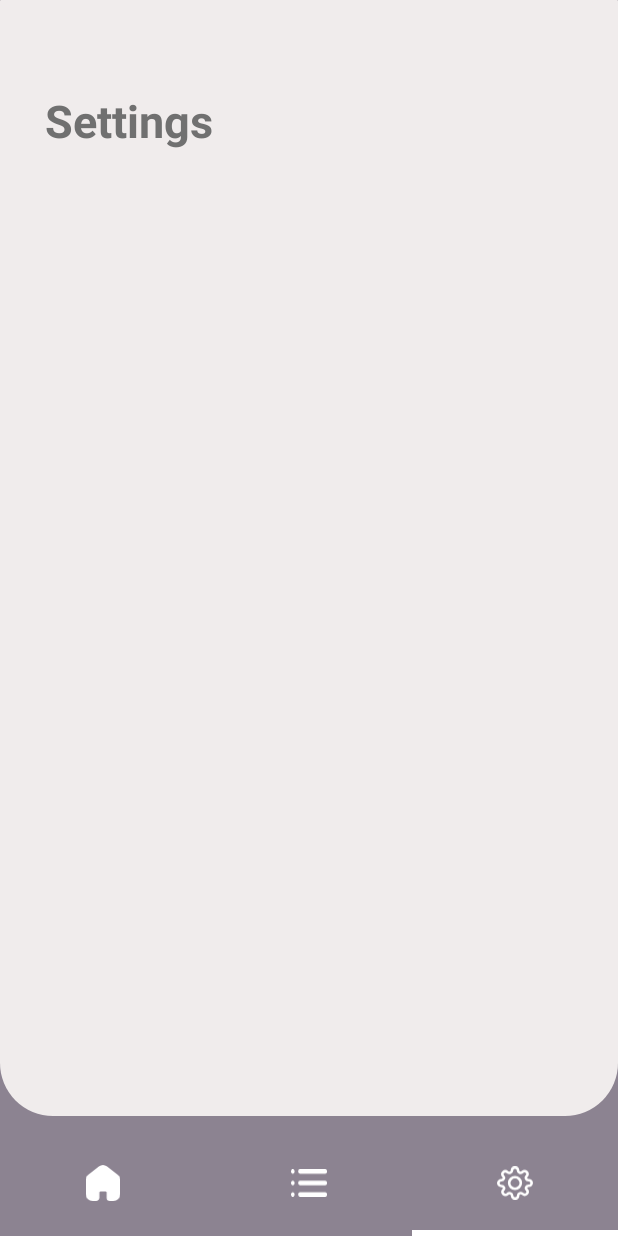
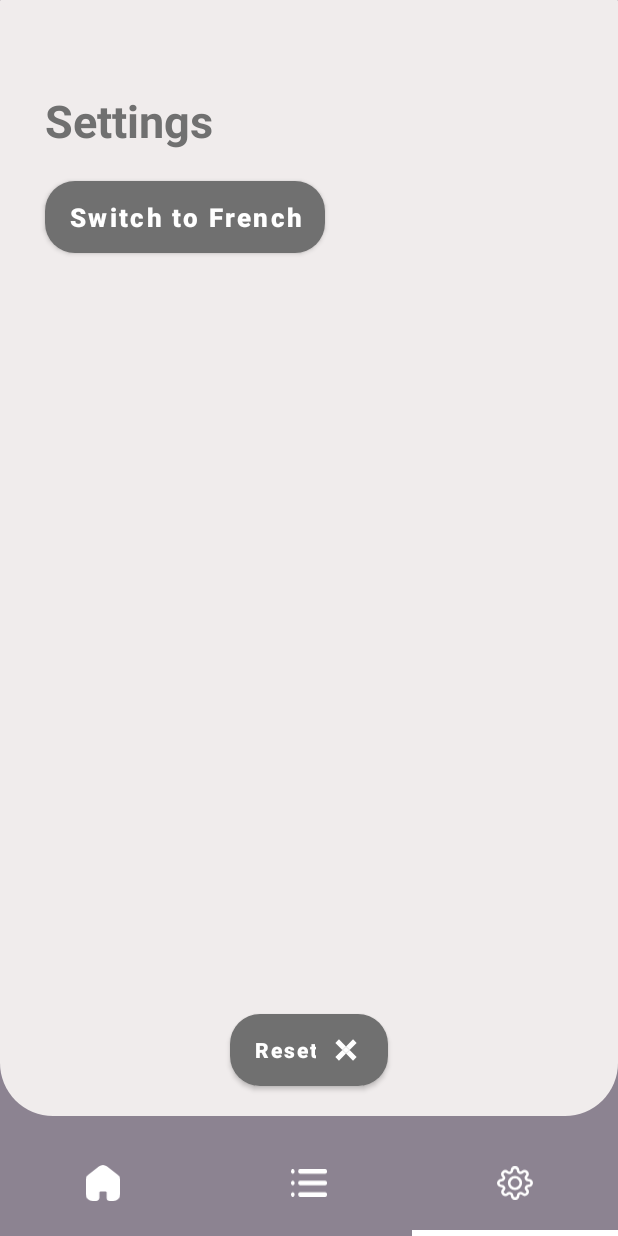
Before and after one commit to CorentinRuiz/TousAntiGaspi, an Android app: the fragment SettingsFragment placed in its activity, item 3 of the bottom bar chosen, on a phone screen of 412 x 824 dp. Run offline under Robolectric (Android 15) with nearby library versions, the phone set to English and light mode, and no system bars.

Commit message:
Added the display of some parameters

```diff
--- a/android app/app/src/main/java/edu/poly/tousantigaspi/activity/RegisterActivity.java
+++ b/android app/app/src/main/java/edu/poly/tousantigaspi/activity/RegisterActivity.java
@@ -43,11 +43,11 @@ public class RegisterActivity extends AppCompatActivity {
         registerButton.setOnClickListener(click -> {
             if(TextUtils.isEmpty(eEmail.getText().toString()) || TextUtils.isEmpty(eUsername.getText().toString()) || TextUtils.isEmpty(ePassword.getText().toString())){
 
-                String message = "All inputs is required";
+                String message = getString(R.string.all_input_required);
                 Toast.makeText(RegisterActivity.this,message,Toast.LENGTH_LONG).show();
             }
             else if(!TextUtils.equals(ePassword.getText(),eCpassword.getText())){
-                String message = "The password's fields are not the same";
+                String message = getString(R.string.passwords_not_same);
                 Toast.makeText(RegisterActivity.this,message,Toast.LENGTH_LONG).show();
             }else{
                 RegisterRequest request = new RegisterRequest();
--- a/android app/app/src/main/java/edu/poly/tousantigaspi/fragment/SettingsFragment.java
+++ b/android app/app/src/main/java/edu/poly/tousantigaspi/fragment/SettingsFragment.java
@@ -2,11 +2,15 @@ package edu.poly.tousantigaspi.fragment;
 
 import android.os.Bundle;
 
+import androidx.annotation.NonNull;
+import androidx.annotation.Nullable;
 import androidx.fragment.app.Fragment;
 
 import android.view.LayoutInflater;
 import android.view.View;
 import android.view.ViewGroup;
+import android.widget.Button;
+import android.widget.Toast;
 
 import edu.poly.tousantigaspi.R;
 
@@ -16,6 +20,8 @@ import edu.poly.tousantigaspi.R;
  * create an instance of this fragment.
  */
 public class SettingsFragment extends Fragment {
+    private Button resetBtn;
+    private Button switchLocalButton;
 
     // TODO: Rename parameter arguments, choose names that match
     // the fragment initialization parameters, e.g. ARG_ITEM_NUMBER
@@ -58,6 +64,17 @@ public class SettingsFragment extends Fragment {
     }
 
     @Override
+    public void onViewCreated(@NonNull View view, @Nullable Bundle savedInstanceState) {
+        super.onViewCreated(view, savedInstanceState);
+        resetBtn = view.findViewById(R.id.reset);
+        switchLocalButton = view.findViewById(R.id.change_locale);
+
+        resetBtn.setOnClickListener(view1 -> Toast.makeText(view.getContext(), getString(R.string.unavailable), Toast.LENGTH_LONG).show());
+
+        switchLocalButton.setOnClickListener(view1 -> Toast.makeText(view.getContext(), getString(R.string.unavailable), Toast.LENGTH_LONG).show());
+    }
+
+    @Override
     public View onCreateView(LayoutInflater inflater, ViewGroup container,
                              Bundle savedInstanceState) {
         // Inflate the layout for this fragment
--- /dev/null
+++ b/android app/app/src/main/res/drawable/cross.xml
@@ -0,0 +1,8 @@
+<vector android:height="24dp" android:viewportHeight="512"
+    android:viewportWidth="512" android:width="24dp" xmlns:android="http://schemas.android.com/apk/res/android">
+    <path android:fillColor="#fff" android:pathData="M256.01,204.645l100.118,-100.146 51.344,51.33 -100.118,100.146 -51.344,-51.329z"/>
+    <path android:fillColor="#fff" android:pathData="M155.827,407.483l-51.344,-51.358 100.161,-100.132 51.344,51.358 -100.161,100.132z"/>
+    <path android:fillColor="#fff" android:pathData="M407.498,356.112l-51.373,51.358 -100.118,-100.146 51.373,-51.358 100.118,100.146z"/>
+    <path android:fillColor="#fff" android:pathData="M104.502,155.857l51.337,-51.351 100.153,100.125 -51.337,51.351 -100.153,-100.125z"/>
+    <path android:fillColor="#fff" android:pathData="M255.983,307.36l-51.351,-51.365 51.365,-51.351 51.351,51.365 -51.365,51.351z"/>
+</vector>
--- /dev/null
+++ b/android app/app/src/main/res/drawable/rounded_button_red.xml
@@ -0,0 +1,9 @@
+<?xml version="1.0" encoding="utf-8"?>
+<shape xmlns:android="http://schemas.android.com/apk/res/android">
+    <solid android:color="@color/red" />
+    <corners
+        android:topRightRadius="20dp"
+        android:topLeftRadius="20dp"
+        android:bottomLeftRadius="20dp"
+        android:bottomRightRadius="20dp" />
+</shape>
--- a/android app/app/src/main/res/layout/fragment_settings.xml
+++ b/android app/app/src/main/res/layout/fragment_settings.xml
@@ -1,20 +1,58 @@
 <?xml version="1.0" encoding="utf-8"?>
-<FrameLayout xmlns:android="http://schemas.android.com/apk/res/android"
+<androidx.constraintlayout.widget.ConstraintLayout xmlns:android="http://schemas.android.com/apk/res/android"
+    xmlns:app="http://schemas.android.com/apk/res-auto"
     xmlns:tools="http://schemas.android.com/tools"
+    android:id="@+id/frameLayout"
     android:layout_width="match_parent"
     android:layout_height="match_parent"
     android:background="@drawable/inverse_rounded"
     tools:context=".fragment.SettingsFragment">
 
     <TextView
+        android:id="@+id/textView2"
         android:layout_width="wrap_content"
         android:layout_height="wrap_content"
+        android:layout_marginStart="30dp"
+        android:layout_marginLeft="30dp"
+        android:layout_marginTop="60dp"
         android:text="@string/settings"
         android:textColor="@color/main_grey_text_color"
         android:textSize="30sp"
-        android:layout_marginTop="60dp"
-        android:layout_marginStart="30dp"
-        android:textStyle="bold" />
+        android:textStyle="bold"
+        app:layout_constraintStart_toStartOf="parent"
+        app:layout_constraintTop_toTopOf="parent" />
 
+    <Button
+        android:id="@+id/change_locale"
+        android:layout_width="wrap_content"
+        android:layout_height="0dp"
+        android:layout_marginLeft="30dp"
+        android:layout_marginTop="20dp"
+        android:background="@drawable/rounded_button_grey"
+        android:backgroundTint="@color/main_grey_text_color"
+        android:text="@string/switch_locale"
+        android:textAllCaps="false"
+        android:textColor="@color/white"
+        android:textSize="17sp"
+        android:textStyle="bold"
+        app:layout_constraintLeft_toLeftOf="parent"
+        app:layout_constraintTop_toBottomOf="@id/textView2" />
 
-</FrameLayout>
+    <Button
+        android:id="@+id/reset"
+        android:layout_width="wrap_content"
+        android:layout_height="0dp"
+        android:layout_marginBottom="30dp"
+        android:background="@drawable/rounded_button_red"
+        android:backgroundTint="@color/red"
+        android:drawableEnd="@drawable/cross"
+        android:text="@string/reset"
+        android:textAllCaps="false"
+        android:textColor="@color/white"
+        android:textSize="14sp"
+        android:textStyle="bold"
+        app:layout_constraintBottom_toBottomOf="parent"
+        app:layout_constraintLeft_toLeftOf="parent"
+        app:layout_constraintRight_toRightOf="parent" />
+
+</androidx.constraintlayout.widget.ConstraintLayout>
--- a/android app/app/src/main/res/values/colors.xml
+++ b/android app/app/src/main/res/values/colors.xml
@@ -11,4 +11,5 @@
     <color name="teal_700">#FF018786</color>
     <color name="black">#FF000000</color>
     <color name="white">#FFFFFFFF</color>
+    <color name="red">#FF0000</color>
 </resources>
--- a/android app/app/src/main/res/values/strings.xml
+++ b/android app/app/src/main/res/values/strings.xml
@@ -45,5 +45,10 @@
     <string name="registration">Registration</string>
     <string name="days">days</string>
     <string name="camera_permission_needed">You need the camera permission to use this feature!</string>
-    <string name="error">An error occurred. Please try it later...</string>
+    <string name="error">An error occurred. Please try it later…</string>
+    <string name="reset">Reset</string>
+    <string name="switch_locale">Switch to French</string>
+    <string name="all_input_required">All input are required</string>
+    <string name="passwords_not_same">Passwords are not the same</string>
+    <string name="unavailable">Unavailable</string>
 </resources>
```
Also changed, not shown: 1 other file.
